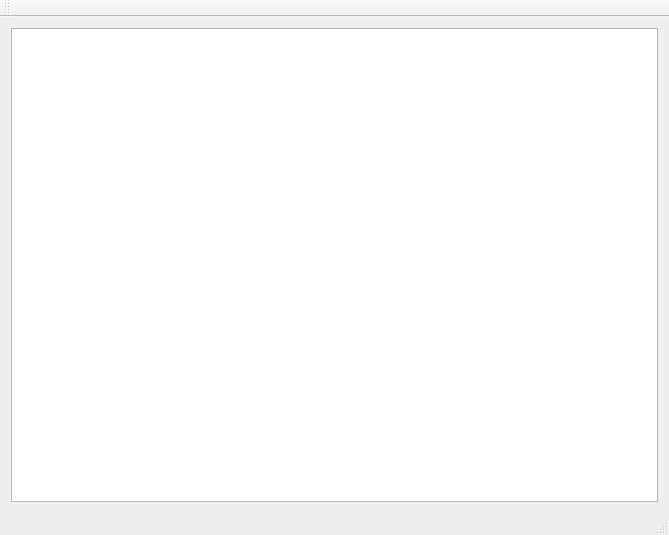
First picture: the form in cashio/MainWindow.ui, repository bsdelf/cashio, before the edit.
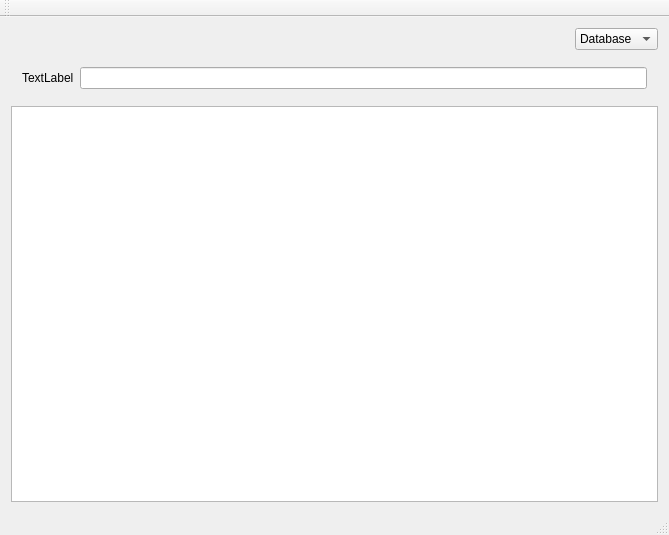
Second picture: the form after the edit.

Patch:
```diff
--- a/cashio/MainWindow.ui
+++ b/cashio/MainWindow.ui
@@ -16,7 +16,67 @@
   <widget class="QWidget" name="centralWidget">
    <layout class="QVBoxLayout" name="verticalLayout">
     <item>
-     <layout class="QHBoxLayout" name="layoutToolbar"/>
+     <layout class="QHBoxLayout" name="horizontalLayout">
+      <item>
+       <widget class="QWidget" name="widgetBar" native="true">
+        <property name="sizePolicy">
+         <sizepolicy hsizetype="Preferred" vsizetype="Fixed">
+          <horstretch>0</horstretch>
+          <verstretch>0</verstretch>
+         </sizepolicy>
+        </property>
+       </widget>
+      </item>
+      <item>
+       <spacer name="horizontalSpacer">
+        <property name="orientation">
+         <enum>Qt::Horizontal</enum>
+        </property>
+        <property name="sizeType">
+         <enum>QSizePolicy::Expanding</enum>
+        </property>
+        <property name="sizeHint" stdset="0">
+         <size>
+          <width>40</width>
+          <height>20</height>
+         </size>
+        </property>
+       </spacer>
+      </item>
+      <item>
+       <widget class="QComboBox" name="cbxPage">
+        <property name="layoutDirection">
+         <enum>Qt::LeftToRight</enum>
+        </property>
+        <item>
+         <property name="text">
+          <string>Database</string>
+         </property>
+        </item>
+        <item>
+         <property name="text">
+          <string>Graphics</string>
+         </property>
+        </item>
+       </widget>
+      </item>
+     </layout>
+    </item>
+    <item>
+     <widget class="QWidget" name="widgetSearchBar" native="true">
+      <layout class="QHBoxLayout" name="horizontalLayout_2">
+       <item>
+        <widget class="QLabel" name="label">
+         <property name="text">
+          <string>TextLabel</string>
+         </property>
+        </widget>
+       </item>
+       <item>
+        <widget class="QLineEdit" name="lineEdit"/>
+       </item>
+      </layout>
+     </widget>
     </item>
     <item>
      <widget class="QTableWidget" name="tableWidget"/>
```
